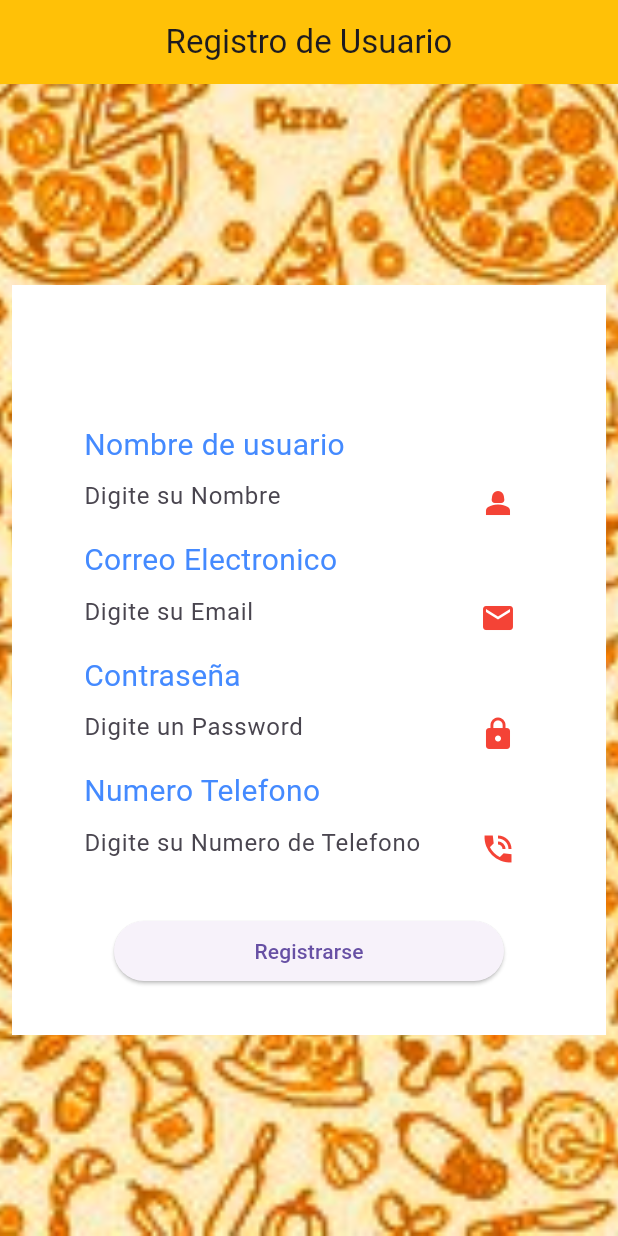
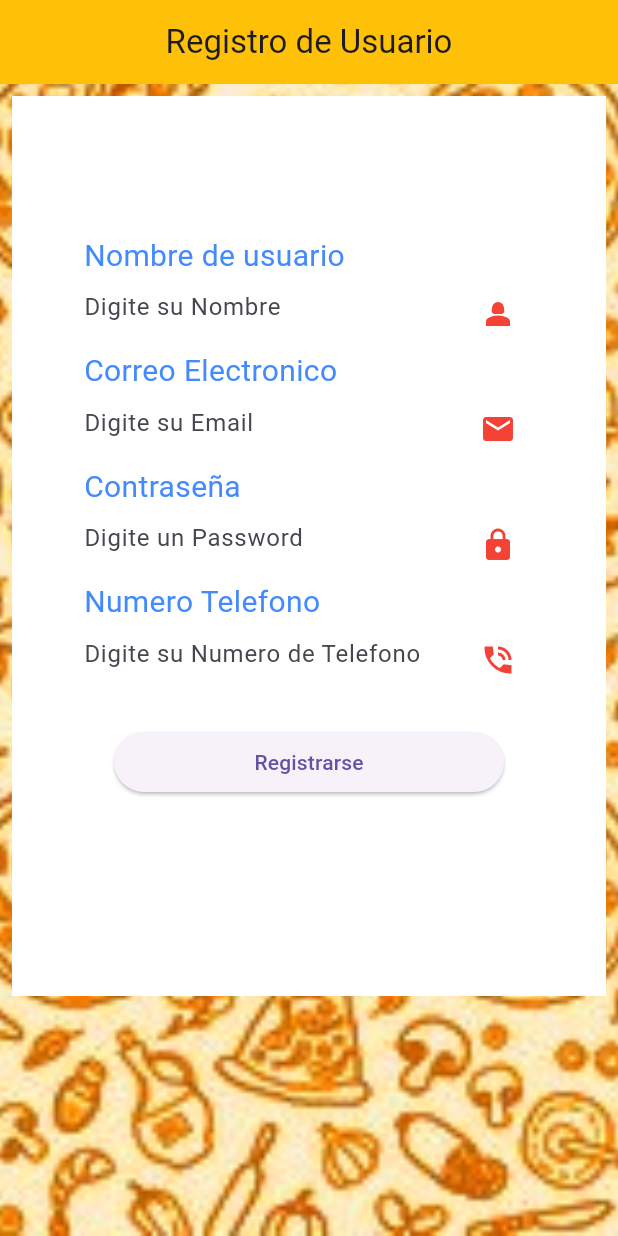
Before and after one commit to HaroldArguelloNic/mynapopizza, a Flutter app: the RegistrationPage screen opened directly, on a phone screen of 412 x 824 dp. Run offline on Flutter 3.47's test engine with Material 3 defaults, Android fonts, the phone set to English and light mode, and no system bars; our stand-ins replace cloud_firestore, firebase_core; missing offline and left inert: mysql_client; accounts and stored records are empty.

Commit message:
ajuste estetico a pagina de registro

```diff
--- a/lib/models/usuario.dart
+++ b/lib/models/usuario.dart
@@ -20,6 +20,7 @@ class Usuario {
     return {
       'nombre': nombre,
       'correoElectronico': correoElectronico,
+      'contrasenia':contrasenia,
       'numeroTelefono': numeroTelefono,
     };
   }
--- a/lib/page/registration_page.dart
+++ b/lib/page/registration_page.dart
@@ -85,16 +85,16 @@ void registrarUsuario() async {
             centerTitle: true,
             backgroundColor: Colors.amber,
           ),
-          body: Center(
+          body: SingleChildScrollView(
             child: Container(
-              height: 500,
+              height: 600,
               width: 500,
               margin: const EdgeInsets.all(8.0),
               padding: const EdgeInsets.all(8.0),
               alignment: Alignment.bottomCenter,
               color: Colors.white,
               child: SizedBox(
-                height: 400,
+                height: 500,
                 width: 300,
 
                 child: Column(
```
Also changed, not shown: lib/services/firebase_service.dart (added, +22 -0 lines).
